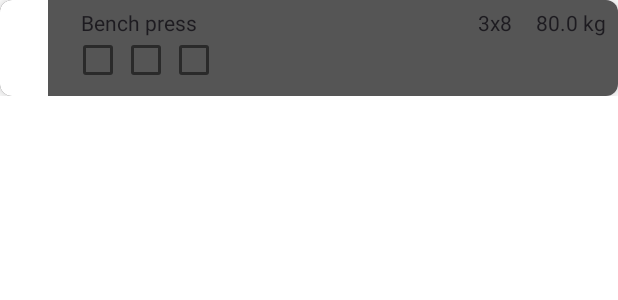
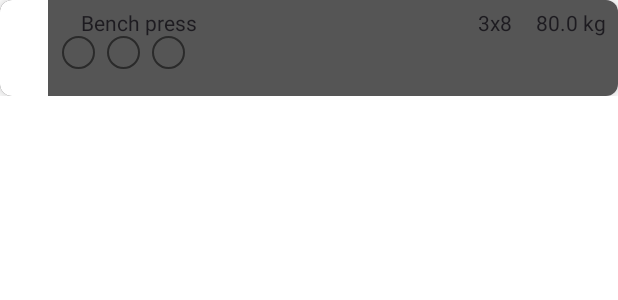
Before and after one commit to braindome/urkraft-android, an Android app built with Jetpack Compose: the @Preview function TodayExerciseRowPreview, on a phone screen of 412 x 824 dp. Shown: the top 300 px of the screen. Run offline under Robolectric (Android 15) with nearby library versions, the phone set to English and light mode, and no system bars; our stand-ins replace Room's generated code, Timber.

Commit message:
Added custom checkbox with three choices (failed, completed, reset)

```diff
--- a/app/src/main/java/se/braindome/urkraft/ui/components/SetCheckbox.kt
+++ b/app/src/main/java/se/braindome/urkraft/ui/components/SetCheckbox.kt
@@ -1,32 +1,127 @@
 package se.braindome.urkraft.ui.components
 
+import androidx.compose.foundation.background
+import androidx.compose.foundation.border
+import androidx.compose.foundation.clickable
+import androidx.compose.foundation.layout.Box
+import androidx.compose.foundation.layout.size
+import androidx.compose.foundation.shape.CircleShape
 import androidx.compose.material3.Checkbox
 import androidx.compose.material3.CheckboxDefaults
+import androidx.compose.material3.DropdownMenu
+import androidx.compose.material3.DropdownMenuItem
+import androidx.compose.material3.Icon
+import androidx.compose.material3.Text
 import androidx.compose.runtime.Composable
+import androidx.compose.runtime.getValue
+import androidx.compose.runtime.mutableStateOf
+import androidx.compose.runtime.remember
+import androidx.compose.runtime.saveable.rememberSaveable
+import androidx.compose.runtime.setValue
+import androidx.compose.ui.Alignment
+import androidx.compose.ui.Modifier
 import androidx.compose.ui.graphics.Color
+import androidx.compose.ui.res.painterResource
+import androidx.compose.ui.text.style.LineHeightStyle
 import androidx.compose.ui.tooling.preview.Preview
+import androidx.compose.ui.unit.dp
+import se.braindome.urkraft.R
+import se.braindome.urkraft.ui.theme.Gray40
+import se.braindome.urkraft.ui.theme.Gray60
 import se.braindome.urkraft.ui.theme.Gray80
 import se.braindome.urkraft.ui.theme.Orange80
 
+enum class CheckboxState {
+    EMPTY, COMPLETED, FAILED
+}
+
 @Composable
-fun SetCheckbox(checked: Boolean, onCheckedChange: (Boolean) -> Unit) {
-    //var checked by rememberSaveable { mutableStateOf(false) }
-    Checkbox(
-        checked = checked,
-        onCheckedChange = { onCheckedChange(it) },
-        colors = CheckboxDefaults.colors(
-            checkedColor = Orange80,
-            uncheckedColor = Gray80,
-            checkmarkColor = Color.Black
-        ),
-    )
+fun SetCheckbox(state: CheckboxState, onStateChange: (CheckboxState) -> Unit) {
+    var expanded by rememberSaveable { mutableStateOf(false) }
+    val icon = when (state) {
+        CheckboxState.EMPTY -> null
+        CheckboxState.COMPLETED -> R.drawable.round_check_circle_24
+        CheckboxState.FAILED -> R.drawable.baseline_cancel_24
+    }
+
+    Box(
+        modifier = Modifier
+            .size(22.dp)
+            .background(
+                color = Gray40,
+                shape = CircleShape
+            )
+            .border(
+                width = 1.dp,
+                color = Gray80,
+                shape = CircleShape
+            )
+            .clickable { expanded = !expanded }
+    ) {
+        icon?.let {
+            Icon(
+                painter = painterResource(id = icon),
+                contentDescription = null,
+                tint = when (state) {
+                    CheckboxState.COMPLETED -> Color.Green
+                    CheckboxState.FAILED -> Color.Red
+                    else -> Color.Unspecified
+                },
+                modifier = Modifier
+                    .size(22.dp)
+                    .align(Alignment.Center)
+            )
+        }
+
+        DropdownMenu(
+            expanded = expanded,
+            onDismissRequest = { expanded = false },
+            containerColor = Gray60,
+        ) {
+            DropdownMenuItem(
+                onClick = {
+                    onStateChange(CheckboxState.EMPTY)
+                    expanded = false
+                },
+                text = { Text("Empty") },
+
+            )
+            DropdownMenuItem(
+                onClick = {
+                    onStateChange(CheckboxState.COMPLETED)
+                    expanded = false
+                },
+                text = { Text("Completed") },
+                leadingIcon = { Icon(
+                    painter = painterResource(id = R.drawable.round_check_circle_24),
+                    contentDescription = null,
+                    tint = Color.Green,
+                )}
+            )
+            DropdownMenuItem(
+                onClick = {
+                    onStateChange(CheckboxState.FAILED)
+                    expanded = false
+                },
+                text = { Text("Failed") },
+                leadingIcon = { Icon(
+                    painter = painterResource(id = R.drawable.baseline_cancel_24),
+                    contentDescription = null,
+                    tint = Color.Red,
+                )}
+            )
+        }
+    }
+
 }
 
 @Preview(showBackground = true, backgroundColor = 0xFF2A2A2A)
 @Composable
 fun SetCheckboxPreview() {
+    var state by rememberSaveable { mutableStateOf(CheckboxState.EMPTY) }
+
     SetCheckbox(
-        checked = TODO(),
-        onCheckedChange = TODO()
+        state = state,
+        onStateChange = { newState -> state = newState }
     )
 }
--- a/app/src/main/java/se/braindome/urkraft/ui/home/Home.kt
+++ b/app/src/main/java/se/braindome/urkraft/ui/home/Home.kt
@@ -10,6 +10,7 @@ import androidx.compose.ui.Alignment
 import androidx.compose.ui.Modifier
 import androidx.compose.ui.graphics.Color
 import androidx.compose.ui.unit.sp
+import se.braindome.urkraft.ui.components.SetCheckbox
 import se.braindome.urkraft.ui.onboarding.OnboardingScreen
 
 @Composable
--- a/app/src/main/java/se/braindome/urkraft/ui/workout/AddExerciseScreen.kt
+++ b/app/src/main/java/se/braindome/urkraft/ui/workout/AddExerciseScreen.kt
@@ -61,6 +61,7 @@ import androidx.navigation.compose.rememberNavController
 import kotlinx.coroutines.delay
 import kotlinx.coroutines.launch
 import se.braindome.urkraft.model.Exercise
+import se.braindome.urkraft.ui.components.CheckboxState
 import se.braindome.urkraft.ui.components.DecimalTextField
 import se.braindome.urkraft.ui.components.NumericInputType
 import se.braindome.urkraft.ui.components.SetCheckbox
@@ -453,13 +454,13 @@ fun TodayExerciseRow(exercise: Exercise, onLongPress: (Exercise) -> Unit) {
                     Text(text = "${exercise.weight} kg")
                 }
                 LazyRow(
-                    horizontalArrangement = Arrangement.spacedBy((-16).dp),
+                    horizontalArrangement = Arrangement.spacedBy(8.dp),
                     verticalAlignment = Alignment.CenterVertically,
                     modifier = Modifier.padding(start = 1.dp, end = 1.dp)
                 ) {
                     items(exercise.sets) {
-                        val checkedState = remember { mutableStateOf(false) }
-                        SetCheckbox(checked = checkedState.value, onCheckedChange = { checkedState.value = it })
+                        val checkedState = remember { mutableStateOf(CheckboxState.EMPTY) }
+                        SetCheckbox(state = checkedState.value, onStateChange = { checkedState.value = it })
                     }
                 }
                 //HorizontalDivider(thickness = 2.dp)
--- /dev/null
+++ b/app/src/main/res/drawable/baseline_cancel_24.xml
@@ -0,0 +1,5 @@
+<vector xmlns:android="http://schemas.android.com/apk/res/android" android:height="24dp" android:tint="#FF0000" android:viewportHeight="24" android:viewportWidth="24" android:width="24dp">
+
+    <path android:fillColor="#FF0000" android:pathData="M12,2C6.47,2 2,6.47 2,12s4.47,10 10,10 10,-4.47 10,-10S17.53,2 12,2zM17,15.59L15.59,17 12,13.41 8.41,17 7,15.59 10.59,12 7,8.41 8.41,7 12,10.59 15.59,7 17,8.41 13.41,12 17,15.59z"/>
+
+</vector>
--- /dev/null
+++ b/app/src/main/res/drawable/round_check_circle_24.xml
@@ -0,0 +1,5 @@
+<vector xmlns:android="http://schemas.android.com/apk/res/android" android:height="24dp" android:tint="#388E3C" android:viewportHeight="24" android:viewportWidth="24" android:width="24dp">
+
+    <path android:fillColor="#388E3C" android:pathData="M12,2C6.48,2 2,6.48 2,12s4.48,10 10,10 10,-4.48 10,-10S17.52,2 12,2zM9.29,16.29L5.7,12.7c-0.39,-0.39 -0.39,-1.02 0,-1.41 0.39,-0.39 1.02,-0.39 1.41,0L10,14.17l6.88,-6.88c0.39,-0.39 1.02,-0.39 1.41,0 0.39,0.39 0.39,1.02 0,1.41l-7.59,7.59c-0.38,0.39 -1.02,0.39 -1.41,0z"/>
+
+</vector>
```
Also changed, not shown: 2 other files.
